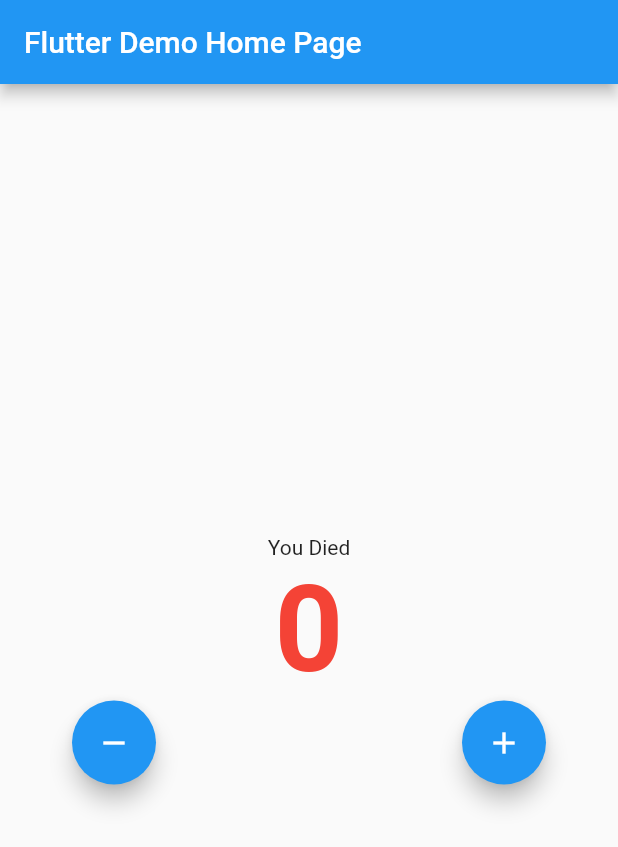
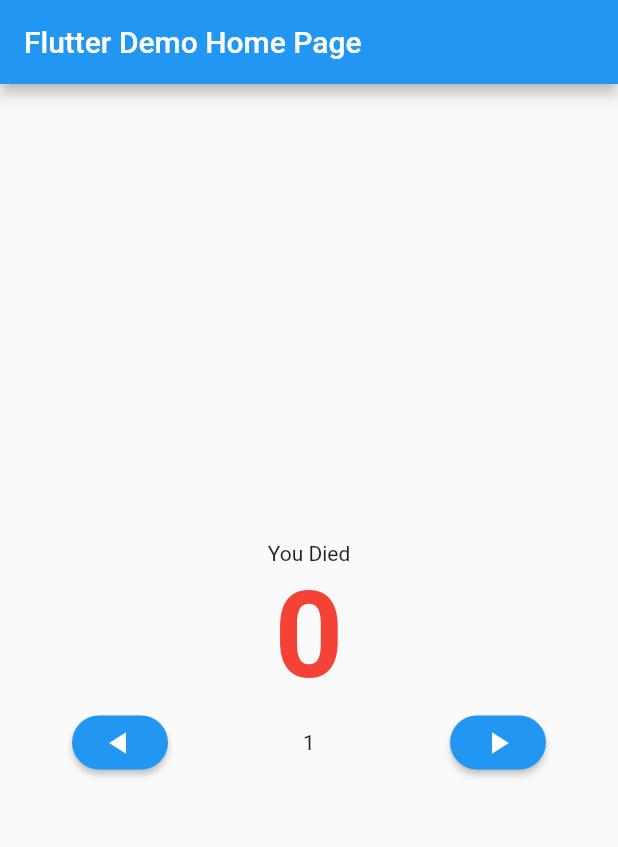
Before and after one commit to MiroGal/counter, a Flutter app: the screen it shows after launch, on a phone screen of 412 x 824 dp. Shown: the top 847 px of the screen. Run offline on Flutter 3.47's test engine with Material 2 defaults, Android fonts, the phone set to English and light mode, and no system bars.

Commit message:
update_buttons: updated

```diff
--- a/lib/page_counter.dart
+++ b/lib/page_counter.dart
@@ -3,8 +3,10 @@ import 'package:flutter/material.dart';
 const int _maxCount = 50;
 const int _minCount = 0;
 
-const int _countStep1 = 10;
-const int _countStep2 = 30;
+const int _counterDivide1 = 10;
+const int _counterDivide2 = 30;
+
+const int _step1 = 1;
 
 class MyHomePage extends StatefulWidget {
   const MyHomePage({super.key, required this.title});
@@ -41,40 +43,89 @@ class _MyHomePageState extends State<MyHomePage> {
                     fontSize: 80,
                   ),
             ),
-            _buildButtons(context),
+            _buildButtons(
+              context,
+              step: _step1,
+              child: const Icon(Icons.play_arrow),
+            ),
           ],
         ),
       ),
     );
   }
 
-  Widget _buildButtons(BuildContext context) {
+  Widget _buildButtons(
+    BuildContext context, {
+    required int step,
+    Widget? child,
+  }) {
     return Padding(
       padding: const EdgeInsets.symmetric(horizontal: 48),
       child: Row(
         children: [
-          FloatingActionButton(
-            onPressed: _decrementCounter,
-            tooltip: 'Decrement',
-            child: const Icon(Icons.remove),
+          _buildButton(
+            context,
+            onPressed: () => _decrementCounter(step),
+            child: RotatedBox(
+              quarterTurns: 2,
+              child: child,
+            ),
           ),
           const Spacer(),
-          FloatingActionButton(
-            onPressed: _incrementCounter,
-            tooltip: 'Increment',
-            child: const Icon(Icons.add),
+          const Text('1'),
+          const Spacer(),
+          _buildButton(
+            context,
+            onPressed: () => _incrementCounter(step),
+            child: child,
           ),
         ],
       ),
     );
   }
 
+  Widget _buildButton(
+    BuildContext context, {
+    void Function()? onPressed,
+    Widget? child,
+  }) {
+    return ElevatedButton(
+      onPressed: onPressed,
+      style: ButtonStyle(
+        shape: MaterialStateProperty.all<RoundedRectangleBorder>(
+          RoundedRectangleBorder(
+            borderRadius: BorderRadius.circular(18.0),
+          ),
+        ),
+      ),
+      child: child,
+    );
+  }
+
+  void _incrementCounter(int step) {
+    final int newValue = _counter + step;
+    if (newValue <= _maxCount) {
+      setState(() {
+        _counter = _counter + 1;
+      });
+    }
+  }
+
+  void _decrementCounter(int step) {
+    final int newValue = _counter - step;
+    if (newValue >= _minCount) {
+      setState(() {
+        _counter = newValue;
+      });
+    }
+  }
+
   String _setCounterLabelText() {
     if (_counter == _minCount) {
       return 'You Died';
-    } else if (_counter <= _countStep1) {
+    } else if (_counter <= _counterDivide1) {
       return 'You Are In Danger';
-    } else if (_counter > _countStep1 && _counter <= _countStep2) {
+    } else if (_counter > _counterDivide1 && _counter <= _counterDivide2) {
       return 'Meh';
     } else {
       return 'Everything Is Ok';
@@ -82,30 +133,12 @@ class _MyHomePageState extends State<MyHomePage> {
   }
 
   Color _setCounterValueColor() {
-    if (_counter <= _countStep1) {
+    if (_counter <= _counterDivide1) {
       return Colors.red;
-    } else if (_counter > _countStep1 && _counter <= _countStep2) {
+    } else if (_counter > _counterDivide1 && _counter <= _counterDivide2) {
       return Colors.orange;
     } else {
       return Colors.green;
     }
   }
-
-  void _incrementCounter() {
-    final int newValue = _counter + 1;
-    if (newValue <= _maxCount) {
-      setState(() {
-        _counter = _counter + 1;
-      });
-    }
-  }
-
-  void _decrementCounter() {
-    final int newValue = _counter - 1;
-    if (newValue >= _minCount) {
-      setState(() {
-        _counter = newValue;
-      });
-    }
-  }
 }
```
